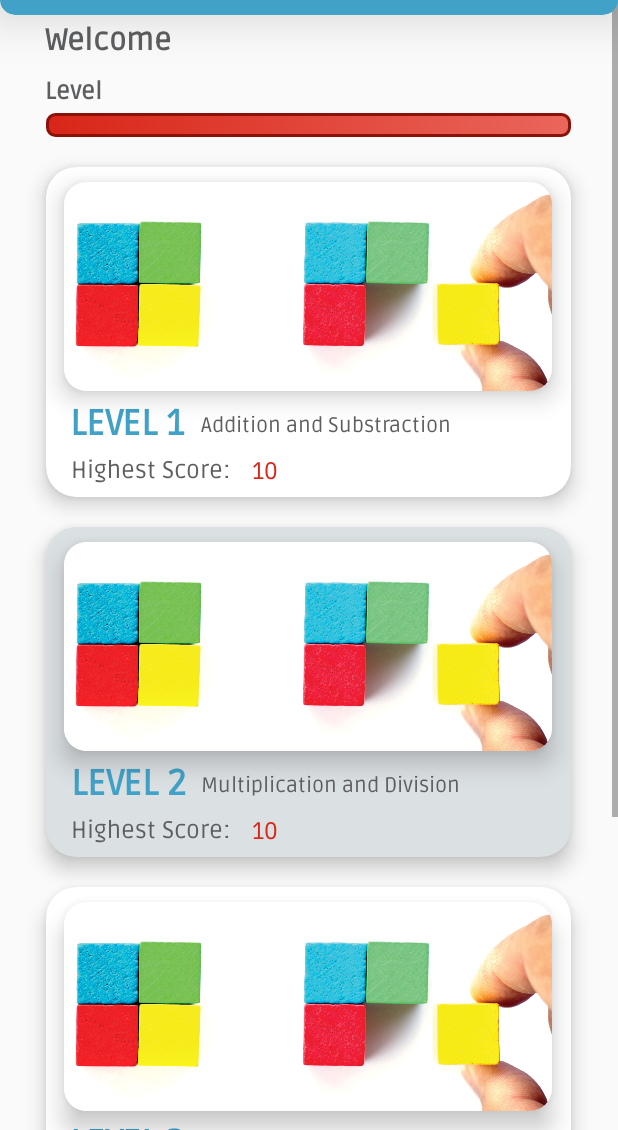
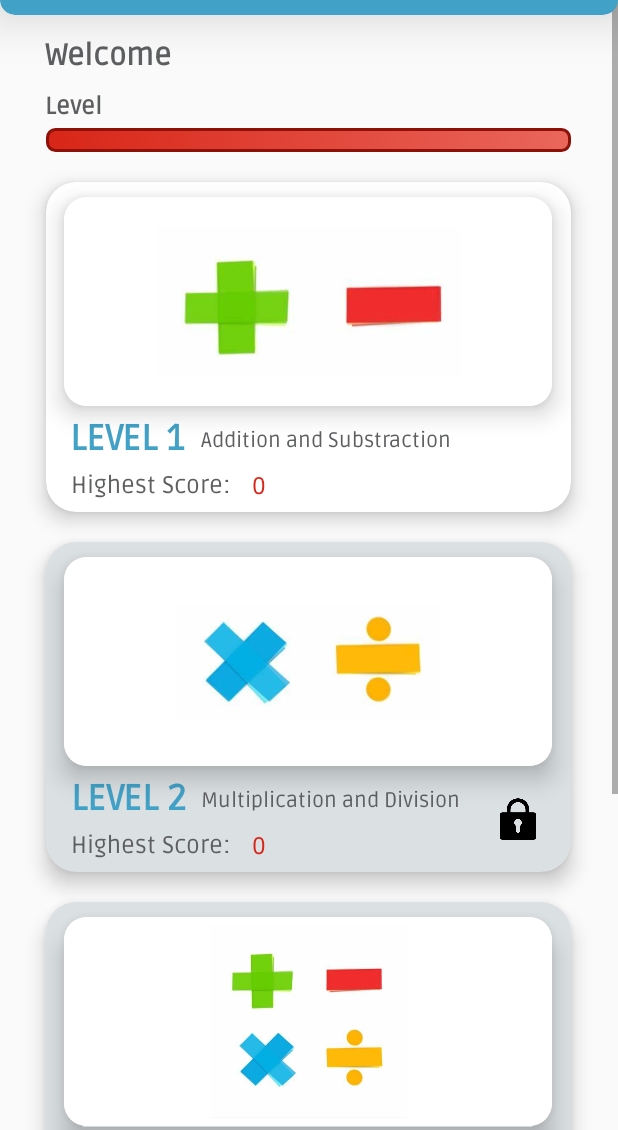
Before and after one commit to thezai01/mathalino, an Android app: the HomePage screen opened directly, with no data from a screen before it, on a phone screen of 412 x 824 dp, the part 106-1236 px from its top. Run offline under Robolectric (Android 15) with nearby library versions, the phone set to English and light mode, and no system bars; 5 statements that could not run were skipped.

Commit message:
math-game

```diff
--- a/app/src/main/java/com/example/math_game/HomePage.java
+++ b/app/src/main/java/com/example/math_game/HomePage.java
@@ -2,13 +2,18 @@ package com.example.math_game;
 
 import androidx.appcompat.app.AppCompatActivity;
 import androidx.cardview.widget.CardView;
+import androidx.core.content.ContextCompat;
 
+import android.app.Dialog;
 import android.content.Context;
 import android.content.Intent;
 import android.database.Cursor;
 import android.database.sqlite.SQLiteDatabase;
+import android.graphics.PorterDuff;
 import android.os.Bundle;
 import android.os.Handler;
+import android.widget.Button;
+import android.widget.ImageView;
 import android.widget.TextView;
 
 public class HomePage extends AppCompatActivity {
@@ -18,15 +23,18 @@ public class HomePage extends AppCompatActivity {
     int intentCheck, lvl, score, scorelvl1, scorelvl2, scorelvl3;
 
     CardView lvl1, lvl2, lvl3;
+    TextView lvl1tx, lvl2tx, lvl3tx;
 
     Intent intent;
     Handler handle;
+    Dialog errorDialog;
 
     @Override
     protected void onCreate(Bundle savedInstanceState) {
         super.onCreate(savedInstanceState);
         setContentView(R.layout.activity_home_page);
 
+        errorDialog = new Dialog(this);
         handle = new Handler();
 
         intent = getIntent();
@@ -61,6 +69,13 @@ public class HomePage extends AppCompatActivity {
             scorelvl3 =  cursor.getInt(3);
         }
 
+        lvl1tx = findViewById(R.id.lvl1HighScore);
+        lvl2tx = findViewById(R.id.lvl2HighScore);
+        lvl3tx = findViewById(R.id.lvl3HighScore);
+        lvl1tx.setText(String.valueOf(scorelvl1));
+        lvl2tx.setText(String.valueOf(scorelvl2));
+        lvl3tx.setText(String.valueOf(scorelvl3));
+
         TextView hpUser = findViewById(R.id.homepageUser);
         hpUser.setText(username);
 
@@ -75,21 +90,54 @@ public class HomePage extends AppCompatActivity {
 
         lvl2 = findViewById(R.id.cardViewLvl2);
         lvl2.setOnClickListener(v ->{
+            if(scorelvl1>=60) {
                 intent = new Intent(HomePage.this, GameActivity.class);
-            intent.putExtra("lvl",2);
-            intent.putExtra("username",username);
+                intent.putExtra("lvl", 2);
+                intent.putExtra("username", username);
                 startActivity(intent);
                 handle.postDelayed(this::finish, 0);
+            }else{
+                errorMsg(R.layout.activity_error_msg,"You need to have at least 60 points from the previous level to unlock this.");
+            }
         });
 
         lvl3 = findViewById(R.id.cardViewLvl3);
         lvl3.setOnClickListener(v ->{
+            if(scorelvl2>=60) {
                 intent = new Intent(HomePage.this, GameActivity.class);
-            intent.putExtra("lvl",3);
-            intent.putExtra("username",username);
+                intent.putExtra("lvl", 3);
+                intent.putExtra("username", username);
                 startActivity(intent);
                 handle.postDelayed(this::finish, 0);
+            }else{
+                errorMsg(R.layout.activity_error_msg,"You need to have at least 60 points from the previous level to unlock this.");
+            }
         });
 
     }
+
+    // error message
+    public void errorMsg(int view, String text){
+        ImageView exitIcon;
+        Button exit_btn;
+
+        errorDialog.setContentView(view);
+        exitIcon = errorDialog.findViewById(R.id.success_exit);
+        exitIcon.setOnClickListener(v -> {
+            exitIcon.setColorFilter(ContextCompat.getColor(HomePage.this , R.color.error), PorterDuff.Mode.SRC_IN);
+            errorDialog.dismiss();
+        });
+
+        TextView changeText1 =  errorDialog.findViewById(R.id.success_title);
+        changeText1.setText("Unlock Level");
+
+        TextView changeText =  errorDialog.findViewById(R.id.success_msg);
+        changeText.setText(text);
+
+        exit_btn =  errorDialog.findViewById(R.id.success_ok);
+        exit_btn.setOnClickListener(v -> errorDialog.dismiss());
+
+        errorDialog.show();
     }
+
+}
--- a/app/src/main/res/layout/activity_home_page.xml
+++ b/app/src/main/res/layout/activity_home_page.xml
@@ -24,7 +24,7 @@
             <androidx.constraintlayout.widget.ConstraintLayout
                 android:layout_width="match_parent"
                 android:layout_height="50dp"
-                android:layout_marginTop="70dp">
+                android:layout_marginTop="80dp">
 
                 <TextView
                     android:id="@+id/homepageUser"
@@ -112,7 +112,6 @@
                         android:layout_height="139dp"
                         android:layout_gravity="center"
                         android:layout_marginTop="10dp"
-                        android:background="@drawable/img_add_sub"
                         app:cardCornerRadius="15dp"
                         app:cardElevation="10dp">
 
@@ -121,7 +120,7 @@
                             android:layout_width="wrap_content"
                             android:layout_height="wrap_content"
                             android:scaleType="centerCrop"
-                            app:srcCompat="@drawable/img_add_sub"
+                            app:srcCompat="@drawable/img_addsub"
                             tools:ignore="ContentDescription" />
                     </androidx.cardview.widget.CardView>
 
@@ -229,7 +228,6 @@
                         android:layout_height="139dp"
                         android:layout_gravity="center"
                         android:layout_marginTop="10dp"
-                        android:background="@drawable/img_add_sub"
                         app:cardCornerRadius="15dp"
                         app:cardElevation="10dp">
 
@@ -238,13 +236,24 @@
                             android:layout_width="wrap_content"
                             android:layout_height="wrap_content"
                             android:scaleType="centerCrop"
-                            app:srcCompat="@drawable/img_add_sub"
+                            app:srcCompat="@drawable/img_multidiv"
                             tools:ignore="ContentDescription" />
                     </androidx.cardview.widget.CardView>
 
                     <androidx.constraintlayout.widget.ConstraintLayout
                         android:layout_width="match_parent"
                         android:layout_height="match_parent">
+
+                        <ImageView
+                            android:id="@+id/lvl2Locked"
+                            android:layout_width="40dp"
+                            android:layout_height="40dp"
+                            app:layout_constraintBottom_toBottomOf="parent"
+                            app:layout_constraintEnd_toEndOf="parent"
+                            app:layout_constraintHorizontal_bias="0.95"
+                            app:layout_constraintStart_toStartOf="parent"
+                            app:layout_constraintTop_toTopOf="parent"
+                            app:srcCompat="@drawable/icon_lock" />
 
                         <TextView
                             android:id="@+id/txtLvl2"
@@ -311,6 +320,7 @@
                             app:layout_constraintStart_toStartOf="parent"
                             app:layout_constraintTop_toTopOf="parent"
                             app:layout_constraintVertical_bias="0.25" />
+
                     </androidx.constraintlayout.widget.ConstraintLayout>
 
                 </LinearLayout>
@@ -326,6 +336,7 @@
                 android:clickable="true"
                 android:focusable="true"
                 android:foreground="?attr/selectableItemBackgroundBorderless"
+                app:cardBackgroundColor="@color/white_select"
                 app:cardCornerRadius="20dp"
                 app:cardElevation="8dp"
                 app:layout_constraintBottom_toBottomOf="parent"
@@ -345,7 +356,6 @@
                         android:layout_height="139dp"
                         android:layout_gravity="center"
                         android:layout_marginTop="10dp"
-                        android:background="@drawable/img_add_sub"
                         app:cardCornerRadius="15dp"
                         app:cardElevation="10dp">
 
@@ -354,7 +364,7 @@
                             android:layout_width="wrap_content"
                             android:layout_height="wrap_content"
                             android:scaleType="centerCrop"
-                            app:srcCompat="@drawable/img_add_sub"
+                            app:srcCompat="@drawable/img_basicop"
                             tools:ignore="ContentDescription" />
                     </androidx.cardview.widget.CardView>
 
@@ -362,8 +372,19 @@
                         android:layout_width="match_parent"
                         android:layout_height="match_parent">
 
+                        <ImageView
+                            android:id="@+id/lvl3Locked"
+                            android:layout_width="40dp"
+                            android:layout_height="40dp"
+                            app:layout_constraintBottom_toBottomOf="parent"
+                            app:layout_constraintEnd_toEndOf="parent"
+                            app:layout_constraintHorizontal_bias="0.95"
+                            app:layout_constraintStart_toStartOf="parent"
+                            app:layout_constraintTop_toTopOf="parent"
+                            app:srcCompat="@drawable/icon_lock" />
+
                         <TextView
-                            android:id="@+id/lvl2HighScore2"
+                            android:id="@+id/lvl3HighScore"
                             android:layout_width="100dp"
                             android:layout_height="wrap_content"
                             android:layout_gravity="center_horizontal"
@@ -436,7 +457,7 @@
             <androidx.cardview.widget.CardView
                 android:id="@+id/cardViewLeaderboards"
                 android:layout_width="350dp"
-                android:layout_height="match_parent"
+                android:layout_height="200dp"
                 android:layout_gravity="center"
                 android:layout_marginBottom="20dp"
                 android:clickable="true"
@@ -461,7 +482,6 @@
                         android:layout_height="139dp"
                         android:layout_gravity="center"
                         android:layout_marginTop="10dp"
-                        android:background="@drawable/img_add_sub"
                         app:cardCornerRadius="15dp"
                         app:cardElevation="10dp">
 
@@ -470,7 +490,7 @@
                             android:layout_width="wrap_content"
                             android:layout_height="wrap_content"
                             android:scaleType="centerCrop"
-                            app:srcCompat="@drawable/img_add_sub"
+                            app:srcCompat="@drawable/icon_leaderboards"
                             tools:ignore="ContentDescription" />
                     </androidx.cardview.widget.CardView>
 
```
Also changed, not shown: app/src/main/res/drawable/icon_leaderboards.png (added), app/src/main/res/drawable/icon_lock.png (added), app/src/main/res/drawable/img_add_sub.jpg (deleted). Lines whose indentation alone changed are shown as unchanged.
